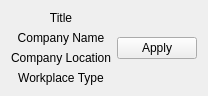
Before: the Qt Designer form Forms/jobposition.ui in Sobrah/Linkedin, drawn with Qt 5.
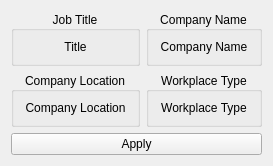
After: the same form once the commit is applied.

Diff of the .ui file:
```diff
--- a/Forms/jobposition.ui
+++ b/Forms/jobposition.ui
@@ -6,25 +6,24 @@
    <rect>
     <x>0</x>
     <y>0</y>
-    <width>198</width>
-    <height>78</height>
+    <width>249</width>
+    <height>158</height>
    </rect>
   </property>
   <property name="windowTitle">
    <string>Form</string>
   </property>
   <layout class="QGridLayout" name="gridLayout">
-   <item row="3" column="0">
-    <widget class="QLabel" name="workplaceTypeLabel">
-     <property name="text">
-      <string>Workplace Type</string>
+   <item row="0" column="1">
+    <widget class="QGroupBox" name="nameGroup">
+     <property name="title">
+      <string>Company Name</string>
      </property>
      <property name="alignment">
       <set>Qt::AlignCenter</set>
      </property>
-    </widget>
-   </item>
-   <item row="1" column="0">
+     <layout class="QVBoxLayout" name="verticalLayout_3">
+      <item>
     <widget class="QLabel" name="companyNameLabel">
      <property name="text">
       <string>Company Name</string>
@@ -34,17 +33,48 @@
      </property>
     </widget>
    </item>
-   <item row="2" column="0">
-    <widget class="QLabel" name="companyLocationLabel">
+     </layout>
+    </widget>
+   </item>
+   <item row="5" column="0" colspan="2">
+    <widget class="QPushButton" name="statusButton">
      <property name="text">
-      <string>Company Location</string>
+      <string>Apply</string>
      </property>
+    </widget>
+   </item>
+   <item row="1" column="1">
+    <widget class="QGroupBox" name="workplaceGroup">
+     <property name="title">
+      <string>Workplace Type</string>
+     </property>
      <property name="alignment">
       <set>Qt::AlignCenter</set>
      </property>
+     <layout class="QVBoxLayout" name="verticalLayout">
+      <item>
+       <widget class="QLabel" name="workplaceTypeLabel">
+        <property name="text">
+         <string>Workplace Type</string>
+        </property>
+        <property name="alignment">
+         <set>Qt::AlignCenter</set>
+        </property>
+       </widget>
+      </item>
+     </layout>
     </widget>
    </item>
    <item row="0" column="0">
+    <widget class="QGroupBox" name="titleGroup">
+     <property name="title">
+      <string>Job Title</string>
+     </property>
+     <property name="alignment">
+      <set>Qt::AlignCenter</set>
+     </property>
+     <layout class="QVBoxLayout" name="verticalLayout_4">
+      <item>
     <widget class="QLabel" name="titleLabel">
      <property name="text">
       <string>Title</string>
@@ -54,11 +84,29 @@
      </property>
     </widget>
    </item>
-   <item row="0" column="1" rowspan="4">
-    <widget class="QPushButton" name="statusButton">
+     </layout>
+    </widget>
+   </item>
+   <item row="1" column="0">
+    <widget class="QGroupBox" name="locationGroup">
+     <property name="title">
+      <string>Company Location</string>
+     </property>
+     <property name="alignment">
+      <set>Qt::AlignCenter</set>
+     </property>
+     <layout class="QVBoxLayout" name="verticalLayout_2">
+      <item>
+       <widget class="QLabel" name="companyLocationLabel">
      <property name="text">
-      <string>Apply</string>
-     </property>
+         <string>Company Location</string>
+        </property>
+        <property name="alignment">
+         <set>Qt::AlignCenter</set>
+        </property>
+       </widget>
+      </item>
+     </layout>
     </widget>
    </item>
   </layout>
```
Lines whose indentation alone changed are shown as unchanged.
